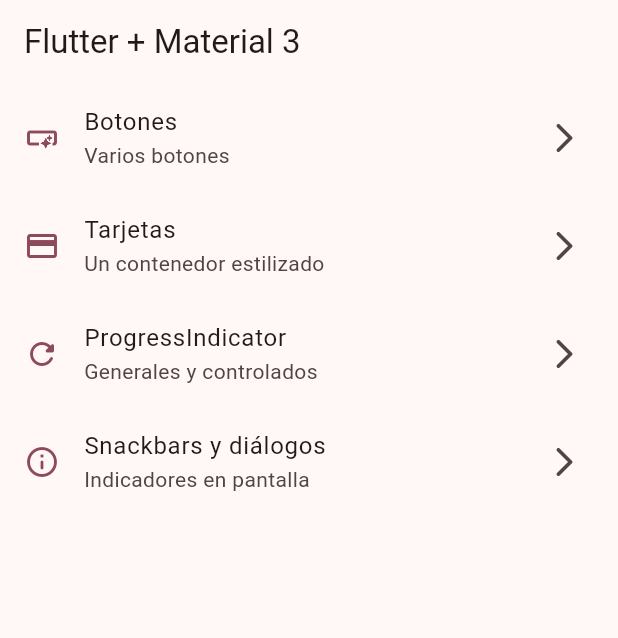
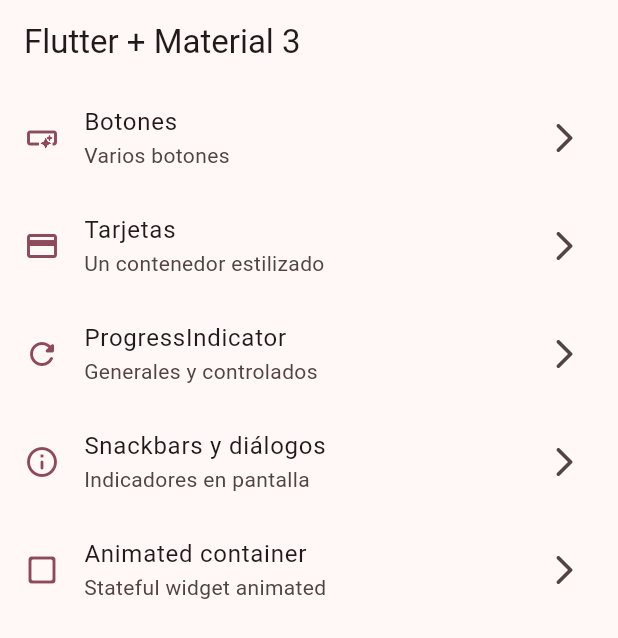
Before and after one commit to Angel453-jpg/widgets-app-flutter, a Flutter app: the screen it shows after launch, on a phone screen of 412 x 824 dp. Shown: the top 638 px of the screen. Run offline on Flutter 3.47's test engine with Material 3 defaults, Android fonts, the phone set to English and light mode, and no system bars; our stand-ins replace go_router.

Commit message:
Animated container animado

```diff
--- a/lib/config/menu/menu_items.dart
+++ b/lib/config/menu/menu_items.dart
@@ -39,4 +39,10 @@ const appMenuItems = <MenuItems>[
     link: '/snackbars',
     icon: Icons.info_outline_rounded,
   ),
+  MenuItems(
+    title: 'Animated container',
+    subTitle: 'Stateful widget animated',
+    link: '/animated',
+    icon: Icons.check_box_outline_blank_rounded,
+  ),
 ];
--- a/lib/config/router/app_router.dart
+++ b/lib/config/router/app_router.dart
@@ -29,5 +29,10 @@ final appRouter = GoRouter(
       name: SnackBarScreen.name,
       builder: (context, state) => SnackBarScreen(),
     ),
+    GoRoute(
+      path: '/animated',
+      name: AnimatedScreen.name,
+      builder: (context, state) => AnimatedScreen(),
+    ),
   ],
 );
```
Also changed, not shown: lib/presentation/screens/animated/animated_screen.dart (+49 -2 lines).
